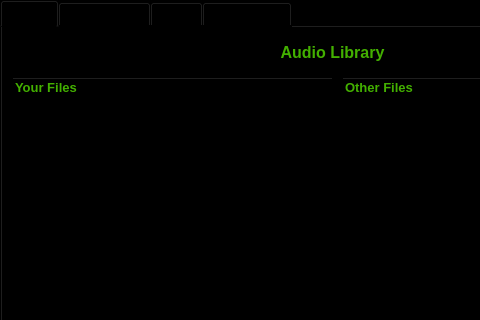
This is src/application/appwindow.ui in mvan/4985Final as Qt 5 draws it before an edit; both pictures show x 0 to 480 and y 0 to 320 of the 667 by 499 pixel window. The edited form follows.
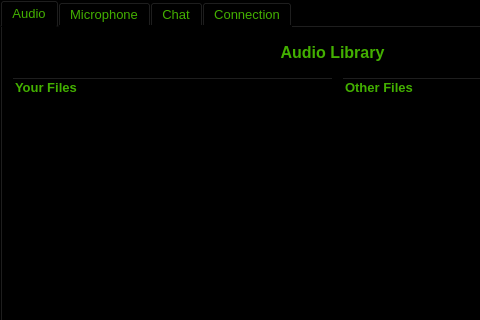
This is the edited form. Icons and pictures are not drawn. Custom widgets are drawn as their Qt base class.

```diff
--- a/src/application/appwindow.ui
+++ b/src/application/appwindow.ui
@@ -20,7 +20,8 @@
    <string>Comm Audio</string>
   </property>
   <property name="styleSheet">
-   <string notr="true">background-color: rgb(0, 0, 0);</string>
+   <string notr="true">background-color: rgb(0, 0, 0);
+color: rgb(67, 176, 0);</string>
   </property>
   <property name="tabPosition">
    <enum>QTabWidget::North</enum>
```
